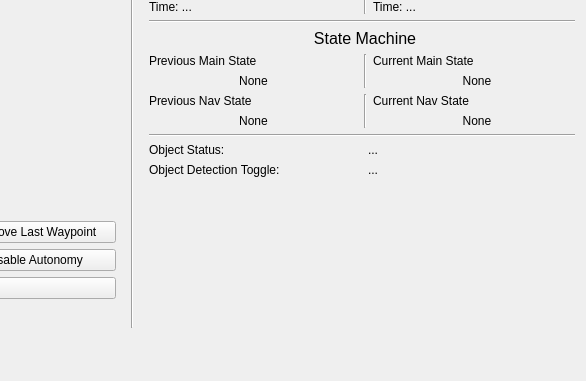
This is mars_ws/src/autonomy/autonomy_gui.ui in BYUMarsRover/Autonomy-ROS2 as Qt 5 draws it before an edit; both pictures show x 236 to 822 and y 241 to 622 of the 822 by 622 pixel window. The edited form follows.
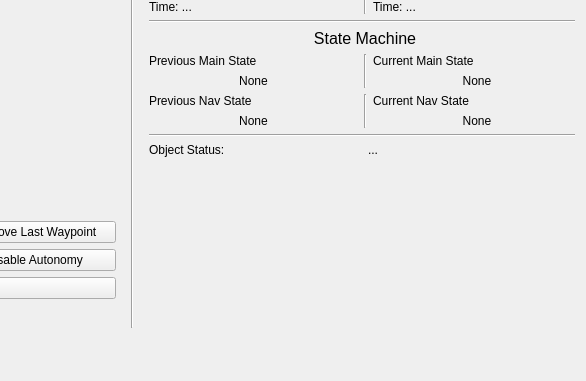
This is the edited form.

```diff
--- a/mars_ws/src/autonomy/autonomy_gui.ui
+++ b/mars_ws/src/autonomy/autonomy_gui.ui
@@ -774,31 +774,6 @@
                 </item>
                </layout>
               </item>
-              <!-- ObjDetTog status -->
-              <item>
-               <layout class="QHBoxLayout" name="horizontalLayout_11">
-                <item>
-                 <widget class="QLabel" name="ObjDetTogLabel">
-                  <property name="text">
-                   <string>Object Detection Toggle:</string>
-                  </property>
-                  <property name="alignment">
-                   <set>Qt::AlignLeft</set>
-                  </property>
-                 </widget>
-                </item>
-                <item>
-                 <widget class="QLabel" name="ObjDetTogStatus">
-                  <property name="text">
-                   <string>...</string>
-                  </property>
-                  <property name="alignment">
-                   <set>Qt::AlignLeft</set>
-                  </property>
-                 </widget>
-                </item>
-               </layout>
-              </item>
              </layout>
             </item>
            </layout>
```
